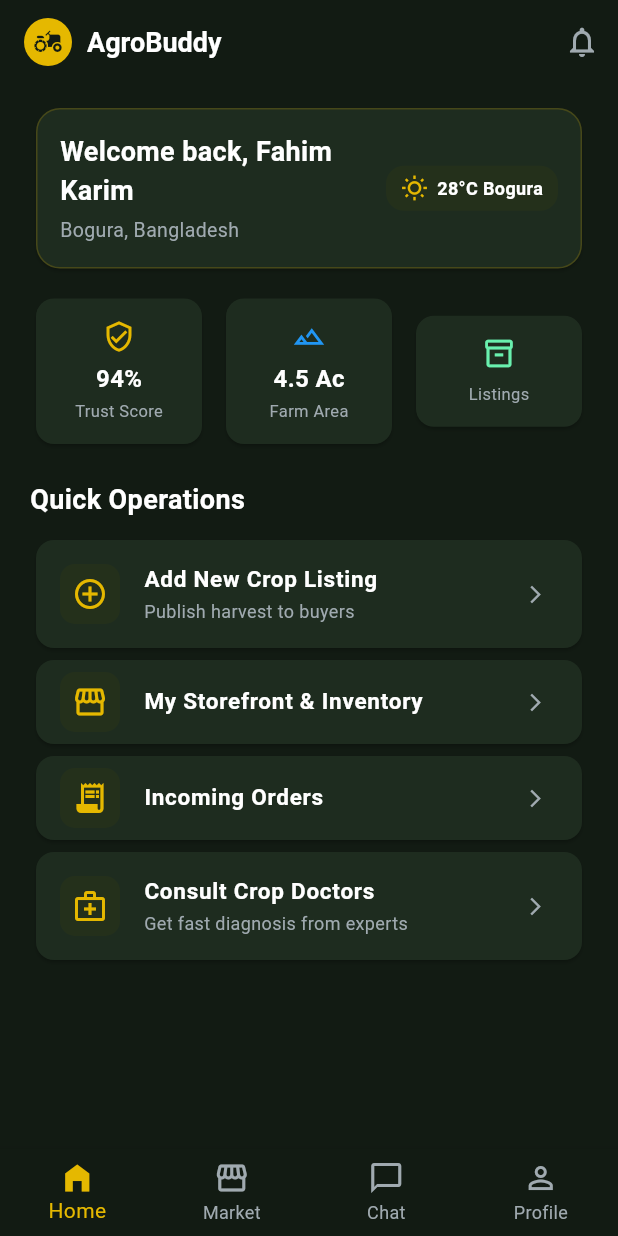
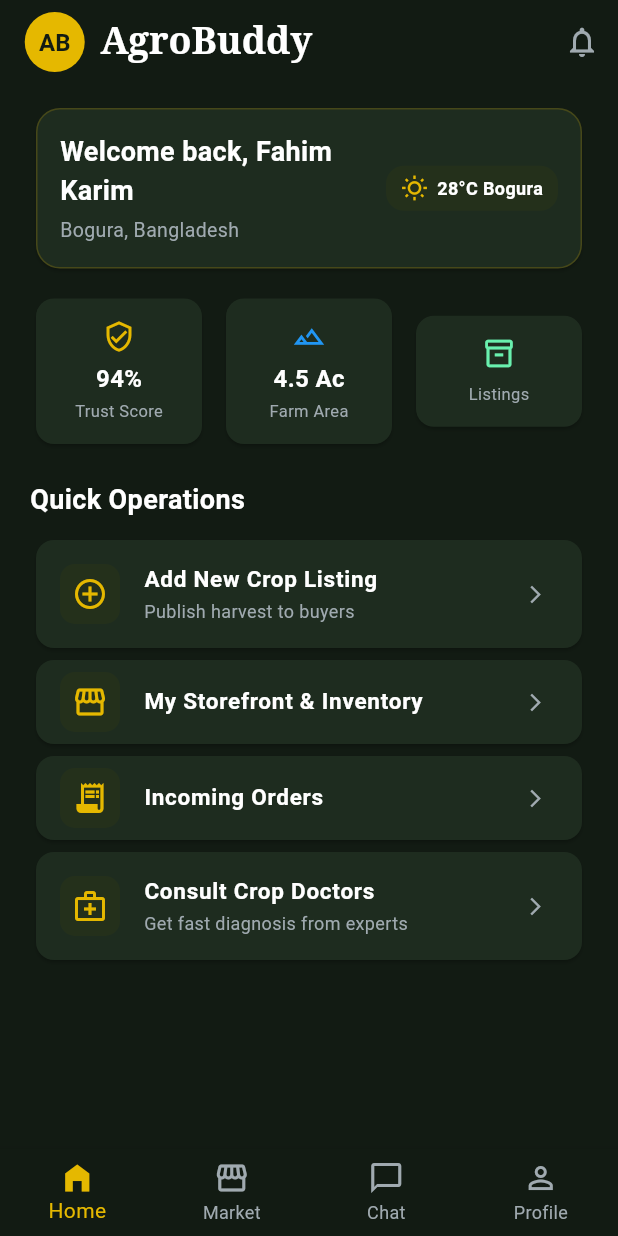
Before and after one commit to 85Dibosh/Agrobuddy, a Flutter app: the screen it shows after launch, on a phone screen of 412 x 824 dp. Run offline on Flutter 3.47's test engine with Material 3 defaults, Android fonts, the phone set to English and light mode, and no system bars.

Commit message:
Farmer Dashboard Final Update

```diff
--- a/lib/screensNishat/farmer_dashboard.dart
+++ b/lib/screensNishat/farmer_dashboard.dart
@@ -2,14 +2,12 @@ import 'package:flutter/material.dart';
 
 class FarmerDashboardScreen extends StatefulWidget {
   FarmerDashboardScreen({Key? key}) : super(key: key);
-
   @override
   FarmerDashboardScreenState createState() => FarmerDashboardScreenState();
 }
 
 class FarmerDashboardScreenState extends State<FarmerDashboardScreen> {
   int selectedTab = 0;
-
   String farmerName = "Fahim Karim";
   String farmerLocation = "Bogura, Bangladesh";
   int trustScore = 94;
@@ -19,26 +17,36 @@ class FarmerDashboardScreenState extends State<FarmerDashboardScreen> {
   Widget build(BuildContext context) {
     return Scaffold(
       backgroundColor: Color(0xFF121B13),
+
       appBar: AppBar(
         backgroundColor: Color(0xFF121B13),
-
         title: Row(
           children: [
             Container(
-              padding: EdgeInsets.all(6),
+              padding: EdgeInsets.all(10),
               decoration: BoxDecoration(
                 color: Color(0xFFE5B800),
                 shape: BoxShape.circle,
               ),
-              child: Icon(Icons.agriculture, color: Color(0xFF121B13), size: 20),
+              child: Center(
+                child: Text(
+                  'AB',
+                  style: TextStyle(
+                    color: Color(0xFF121B13),
+                    fontSize: 16,
+                    fontWeight: FontWeight.bold,
+                  )
+                ),
+              ),
             ),
             SizedBox(width: 10),
             Text(
               "AgroBuddy",
               style: TextStyle(
                 color: Color(0xFFFFFFFF),
-                fontSize: 18,
+                fontSize: 25,
                 fontWeight: FontWeight.bold,
+                fontFamily: 'serif',
               ),
             ),
           ],
@@ -69,30 +77,44 @@ class FarmerDashboardScreenState extends State<FarmerDashboardScreen> {
           ),
         ],
       ),
+
+      // SafeArea ensures content doesn't get hidden behind phone notches or bottom bars
       body: SafeArea(
+        // Checks if the Home tab (index 0) is active; if true, shows the dashboard scroll view
         child: selectedTab == 0
+        // SingleChildScrollView allows the screen content to scroll vertically if it overflows
             ? SingleChildScrollView(
+          // Adds padding around all edges of the scrolling content area
           padding: EdgeInsets.symmetric(horizontal: 20, vertical: 12),
+          // Column stacks all dashboard elements vertically from top to bottom
           child: Column(
+            // Aligns all child widgets to the left edge of the screen
             crossAxisAlignment: CrossAxisAlignment.start,
             children: [
+              // Card widget creates a rounded greeting container box
               Card(
+                // Sets the dark olive background color for the card
                 color: Color(0xFF1E2C1F),
+                // Defines the rounded corners and subtle border outline
                 shape: RoundedRectangleBorder(
                   borderRadius: BorderRadius.circular(16),
                   side: BorderSide(
                     color: Color(0xFFE5B800).withOpacity(0.2),
                   ),
                 ),
+                // Padding inside the welcome card
                 child: Padding(
                   padding: EdgeInsets.all(16),
+                  // Row places the greeting text on the left and the weather badge on the right
                   child: Row(
                     mainAxisAlignment: MainAxisAlignment.spaceBetween,
                     children: [
+                      // Expanded ensures text takes up remaining flexible space without overflowing
                       Expanded(
                         child: Column(
                           crossAxisAlignment: CrossAxisAlignment.start,
                           children: [
+                            // Welcome text using our farmerName variable
                             Text(
                               "Welcome back, " + farmerName,
                               style: TextStyle(
@@ -101,7 +123,9 @@ class FarmerDashboardScreenState extends State<FarmerDashboardScreen> {
                                 fontWeight: FontWeight.bold,
                               ),
                             ),
+                            // Adds a small gap between name and location
                             SizedBox(height: 4),
+                            // Subtitle text showing location
                             Text(
                               farmerLocation,
                               style: TextStyle(
@@ -112,12 +136,17 @@ class FarmerDashboardScreenState extends State<FarmerDashboardScreen> {
                           ],
                         ),
                       ),
+                      // Container creates the weather badge on the right side
                       Container(
-                        padding: EdgeInsets.symmetric(horizontal: 10, vertical: 6),
+                        padding: EdgeInsets.symmetric(
+                          horizontal: 10,
+                          vertical: 6,
+                        ),
                         decoration: BoxDecoration(
                           color: Color(0xFF24301B),
                           borderRadius: BorderRadius.circular(12),
                         ),
+                        // Row holding the sun icon and weather temperature text
                         child: Row(
                           children: [
                             Icon(
@@ -141,10 +170,14 @@ class FarmerDashboardScreenState extends State<FarmerDashboardScreen> {
                   ),
                 ),
               ),
+
+              // Vertical gap between the welcome card and statistics row
               SizedBox(height: 12),
 
+              // Row places three metric cards side-by-side
               Row(
                 children: [
+                  // Expanded makes the first card take up equal flexible width
                   Expanded(
                     child: Card(
                       color: Color(0xFF1E2C1F),
@@ -152,7 +185,11 @@ class FarmerDashboardScreenState extends State<FarmerDashboardScreen> {
                         borderRadius: BorderRadius.circular(12),
                       ),
                       child: Padding(
-                        padding: EdgeInsets.symmetric(vertical: 14, horizontal: 8),
+                        padding: EdgeInsets.symmetric(
+                          vertical: 14,
+                          horizontal: 8,
+                        ),
+                        // Column stacks the trust score icon, percentage text, and label vertically
                         child: Column(
                           children: [
                             Icon(
@@ -182,7 +219,11 @@ class FarmerDashboardScreenState extends State<FarmerDashboardScreen> {
                       ),
                     ),
                   ),
+
+                  // Horizontal gap between cards
                   SizedBox(width: 8),
+
+                  // Expanded makes the second card take up equal flexible width
                   Expanded(
                     child: Card(
                       color: Color(0xFF1E2C1F),
@@ -190,7 +231,11 @@ class FarmerDashboardScreenState extends State<FarmerDashboardScreen> {
                         borderRadius: BorderRadius.circular(12),
                       ),
                       child: Padding(
-                        padding: EdgeInsets.symmetric(vertical: 14, horizontal: 8),
+                        padding: EdgeInsets.symmetric(
+                          vertical: 14,
+                          horizontal: 8,
+                        ),
+                        // Column stacks the farm area icon, size text, and label vertically
                         child: Column(
                           children: [
                             Icon(
@@ -220,7 +265,11 @@ class FarmerDashboardScreenState extends State<FarmerDashboardScreen> {
                       ),
                     ),
                   ),
+
+                  // Horizontal gap between cards
                   SizedBox(width: 8),
+
+                  // Expanded makes the third card take up equal flexible width
                   Expanded(
                     child: Card(
                       color: Color(0xFF1E2C1F),
@@ -228,7 +277,11 @@ class FarmerDashboardScreenState extends State<FarmerDashboardScreen> {
                         borderRadius: BorderRadius.circular(12),
                       ),
                       child: Padding(
-                        padding: EdgeInsets.symmetric(vertical: 14, horizontal: 8),
+                        padding: EdgeInsets.symmetric(
+                          vertical: 14,
+                          horizontal: 8,
+                        ),
+                        // Column stacks the listings icon and label vertically
                         child: Column(
                           children: [
                             Icon(
@@ -252,8 +305,11 @@ class FarmerDashboardScreenState extends State<FarmerDashboardScreen> {
                   ),
                 ],
               ),
+
+              // Vertical gap before the Quick Operations section header
               SizedBox(height: 20),
 
+              // Section title text for Quick Operations
               Text(
                 "Quick Operations",
                 style: TextStyle(
@@ -262,13 +318,17 @@ class FarmerDashboardScreenState extends State<FarmerDashboardScreen> {
                   fontWeight: FontWeight.bold,
                 ),
               ),
+
+              // Vertical gap between header and operation cards
               SizedBox(height: 10),
 
+              // First Operation Card: Add New Crop Listing
               Card(
                 color: Color(0xFF1E2C1F),
                 shape: RoundedRectangleBorder(
                   borderRadius: BorderRadius.circular(12),
                 ),
+                // ListTile provides a convenient layout for leading icons, title, subtitle, and trailing arrow
                 child: ListTile(
                   leading: Container(
                     width: 40,
@@ -277,7 +337,10 @@ class FarmerDashboardScreenState extends State<FarmerDashboardScreen> {
                       color: Color(0xFF24301B),
                       borderRadius: BorderRadius.circular(10),
                     ),
-                    child: Icon(Icons.add_circle_outline, color: Color(0xFFE5B800)),
+                    child: Icon(
+                      Icons.add_circle_outline,
+                      color: Color(0xFFE5B800),
+                    ),
                   ),
                   title: Text(
                     "Add New Crop Listing",
@@ -299,6 +362,7 @@ class FarmerDashboardScreenState extends State<FarmerDashboardScreen> {
                     size: 14,
                     color: Color(0xFFA0AAB0),
                   ),
+                  // Action triggered when tapping this list tile
                   onTap: () {
                     ScaffoldMessenger.of(context).showSnackBar(
                       SnackBar(content: Text("Added new crop listing!")),
@@ -307,6 +371,7 @@ class FarmerDashboardScreenState extends State<FarmerDashboardScreen> {
                 ),
               ),
 
+              // Second Operation Card: My Storefront & Inventory
               Card(
                 color: Color(0xFF1E2C1F),
                 shape: RoundedRectangleBorder(
@@ -320,7 +385,10 @@ class FarmerDashboardScreenState extends State<FarmerDashboardScreen> {
                       color: Color(0xFF24301B),
                       borderRadius: BorderRadius.circular(10),
                     ),
-                    child: Icon(Icons.storefront, color: Color(0xFFE5B800)),
+                    child: Icon(
+                      Icons.storefront,
+                      color: Color(0xFFE5B800),
+                    ),
                   ),
                   title: Text(
                     "My Storefront & Inventory",
@@ -330,7 +398,6 @@ class FarmerDashboardScreenState extends State<FarmerDashboardScreen> {
                       fontWeight: FontWeight.bold,
                     ),
                   ),
-
                   trailing: Icon(
                     Icons.arrow_forward_ios,
                     size: 14,
@@ -340,6 +407,7 @@ class FarmerDashboardScreenState extends State<FarmerDashboardScreen> {
                 ),
               ),
 
+              // Third Operation Card: Incoming Orders
               Card(
                 color: Color(0xFF1E2C1F),
                 shape: RoundedRectangleBorder(
@@ -353,7 +421,10 @@ class FarmerDashboardScreenState extends State<FarmerDashboardScreen> {
                       color: Color(0xFF24301B),
                       borderRadius: BorderRadius.circular(10),
                     ),
-                    child: Icon(Icons.receipt_long, color: Color(0xFFE5B800)),
+                    child: Icon(
+                      Icons.receipt_long,
+                      color: Color(0xFFE5B800),
+                    ),
                   ),
                   title: Text(
                     "Incoming Orders",
@@ -363,7 +434,6 @@ class FarmerDashboardScreenState extends State<FarmerDashboardScreen> {
                       fontWeight: FontWeight.bold,
                     ),
                   ),
-
                   trailing: Icon(
                     Icons.arrow_forward_ios,
                     size: 14,
@@ -373,6 +443,7 @@ class FarmerDashboardScreenState extends State<FarmerDashboardScreen> {
                 ),
               ),
 
+              // Fourth Operation Card: Consult Crop Doctors
               Card(
                 color: Color(0xFF1E2C1F),
                 shape: RoundedRectangleBorder(
@@ -386,7 +457,10 @@ class FarmerDashboardScreenState extends State<FarmerDashboardScreen> {
                       color: Color(0xFF24301B),
                       borderRadius: BorderRadius.circular(10),
                     ),
-                    child: Icon(Icons.medical_services_outlined, color: Color(0xFFE5B800)),
+                    child: Icon(
+                      Icons.medical_services_outlined,
+                      color: Color(0xFFE5B800),
+                    ),
                   ),
                   title: Text(
                     "Consult Crop Doctors",
@@ -414,6 +488,7 @@ class FarmerDashboardScreenState extends State<FarmerDashboardScreen> {
             ],
           ),
         )
+        // If any other tab is clicked, display a simple placeholder text in the center
             : Center(
           child: Text(
             "Tab Index: " + selectedTab.toString() + " Screen",
@@ -421,22 +496,28 @@ class FarmerDashboardScreenState extends State<FarmerDashboardScreen> {
           ),
         ),
       ),
+
+      // BottomNavigationBar creates the bottom tab bar with 4 destinations
       bottomNavigationBar: BottomNavigationBar(
+        // Sets the active highlighted tab index
         currentIndex: selectedTab,
+        // Updates the selected tab index and refreshes the screen when tapped
         onTap: (index) {
           setState(() {
             selectedTab = index;
           });
         },
+        // Sets the background color of the navigation bar
         backgroundColor: Color(0xFF121B13),
+        // Highlights the active tab icon and label in gold
         selectedItemColor: Color(0xFFE5B800),
+        // Sets inactive tab icons and labels to muted gray-green
         unselectedItemColor: Color(0xFFA0AAB0),
+        // Keeps all tabs fixed in place without shifting animation
         type: BottomNavigationBarType.fixed,
+        // The list of 4 destination items in the navigation bar
         items: [
-          BottomNavigationBarItem(
-            icon: Icon(Icons.home_filled),
-            label: "Home",
-          ),
+          BottomNavigationBarItem(icon: Icon(Icons.home_filled), label: "Home"),
           BottomNavigationBarItem(
             icon: Icon(Icons.storefront_outlined),
             label: "Market",
```
Also changed, not shown: lib/screensNishat/farmer_profile.dart (added), lib/screensNishat/incoming_order.dart (added).
